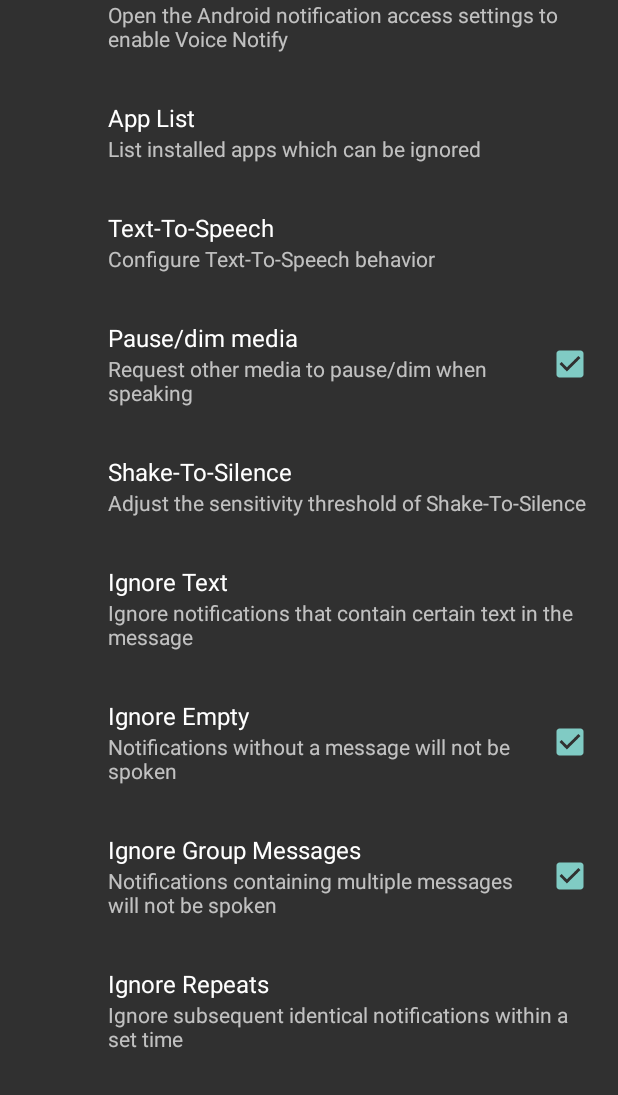
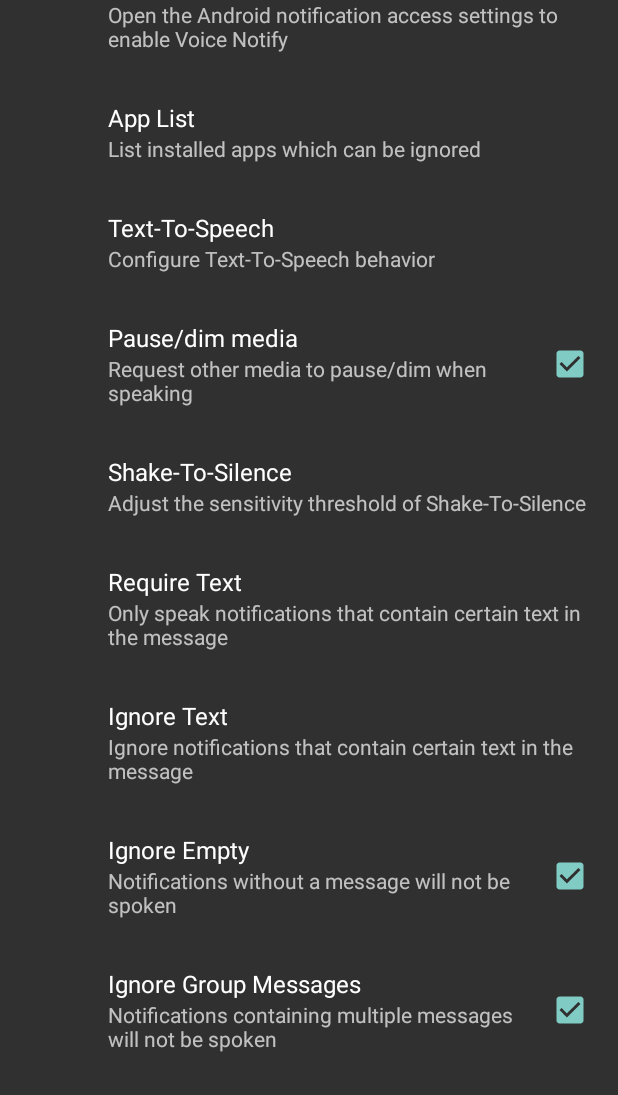
Before and after one commit to pilot51/voicenotify, an Android app: the screen it shows after launch (MainActivity), on a phone screen of 412 x 824 dp, the part 141-1236 px from its top. Run offline under Robolectric (Android 15) with nearby library versions, the phone set to English and light mode, and no system bars; our stand-ins replace androidx.preference; 1 statement that could not run was skipped.

Commit message:
Closes #98: Add Require Text option

```diff
--- a/app/src/main/java/com/pilot51/voicenotify/IgnoreReason.kt
+++ b/app/src/main/java/com/pilot51/voicenotify/IgnoreReason.kt
@@ -31,7 +31,8 @@ enum class IgnoreReason(
 	HEADSET_OFF(R.string.reason_headset_off),
 	HEADSET_ON(R.string.reason_headset_on),
 	APP(R.string.reason_app),
-	STRING(R.string.reason_string),
+	STRING_REQUIRED(R.string.reason_string_required),
+	STRING_IGNORED(R.string.reason_string_ignored),
 	EMPTY_MSG(R.string.reason_empty_msg),
 	IDENTICAL(R.string.reason_identical);
 
--- a/app/src/main/res/values/donottranslate.xml
+++ b/app/src/main/res/values/donottranslate.xml
@@ -33,6 +33,7 @@
 	<string name="key_ttsDelay">ttsDelay</string>
 	<string name="key_tts_repeat">tts_repeat</string>
 	<string name="key_shake_threshold">shake_threshold</string>
+	<string name="key_require_strings">require_strings</string>
 	<string name="key_ignore_strings">ignore_strings</string>
 	<string name="key_ignore_empty">ignore_empty</string>
 	<string name="key_ignore_groups">ignore_groups</string>
--- a/app/src/main/res/values/strings.xml
+++ b/app/src/main/res/values/strings.xml
@@ -56,9 +56,11 @@
 		<item>Ring</item>
 		<item>Alarm</item>
 	</string-array>
+	<string name="require_strings">Require Text</string>
+	<string name="require_strings_summary">Only speak notifications that contain certain text in the message</string>
 	<string name="ignore_strings">Ignore Text</string>
 	<string name="ignore_strings_summary">Ignore notifications that contain certain text in the message</string>
-	<string name="ignore_strings_dialog_msg">Separate individual entries with a new line.</string>
+	<string name="require_ignore_strings_dialog_msg">This is matched against the processed message sent to TTS, including text replacements.\n\nSeparate individual entries with a new line.\nThe message needs to match any entry, not all.\nCase insensitive.</string>
 	<string name="ignore_empty">Ignore Empty</string>
 	<string name="ignore_empty_summary_on">Notifications without a message will not be spoken</string>
 	<string name="ignore_empty_summary_off">Notifications without a message will be spoken as \"Notification from [app name].\"</string>
@@ -155,7 +157,8 @@
 
 	<!-- Ignore/Silence reasons -->
 	<string name="reason_app">Ignored app</string>
-	<string name="reason_string">Ignored text</string>
+	<string name="reason_string_ignored">Ignored text</string>
+	<string name="reason_string_required">Required text missing</string>
 	<string name="reason_empty_msg">Empty message</string>
 	<string name="reason_identical">Identical message within {0,choice,-1#infinite seconds|1#{0} second|1&lt;{0} seconds}</string>
 	<string name="reason_quiet">Quiet time</string>
--- a/app/src/main/res/xml/preferences.xml
+++ b/app/src/main/res/xml/preferences.xml
@@ -1,5 +1,5 @@
 <?xml version="1.0" encoding="utf-8"?>
-<!-- Copyright 2012 Mark Injerd
+<!-- Copyright 2012-2023 Mark Injerd
 
      Licensed under the Apache License, Version 2.0 (the "License");
      you may not use this file except in compliance with the License.
@@ -38,10 +38,15 @@
 		android:inputType="number"
 		android:defaultValue="100" />
 	<EditTextPreference
+		android:key="@string/key_require_strings"
+		android:title="@string/require_strings"
+		android:summary="@string/require_strings_summary"
+		android:dialogMessage="@string/require_ignore_strings_dialog_msg" />
+	<EditTextPreference
 		android:key="@string/key_ignore_strings"
 		android:title="@string/ignore_strings"
 		android:summary="@string/ignore_strings_summary"
-		android:dialogMessage="@string/ignore_strings_dialog_msg" />
+		android:dialogMessage="@string/require_ignore_strings_dialog_msg" />
 	<CheckBoxPreference
 		android:key="@string/key_ignore_empty"
 		android:title="@string/ignore_empty"
```
Also changed, not shown: app/src/main/java/com/pilot51/voicenotify/Service.kt (+20 -11 lines), 13 other files.
